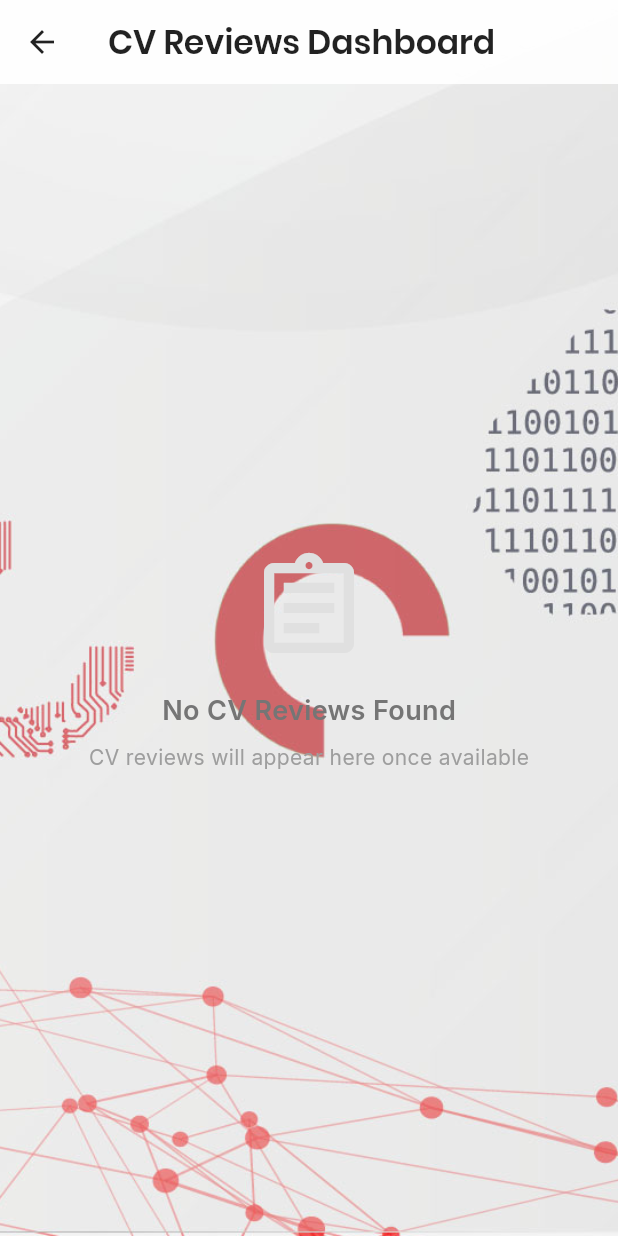
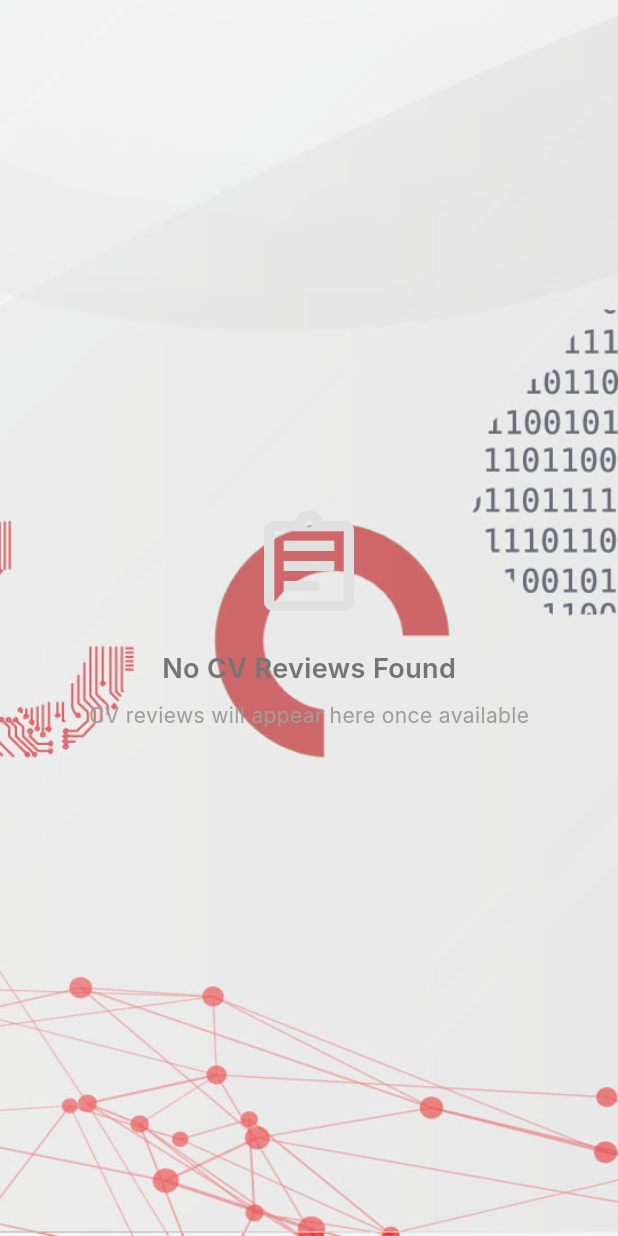
Before and after one commit to lebohangngcombolo-sys/Recruitment, a Flutter app: the CVReviewsScreen screen opened directly, on a phone screen of 412 x 824 dp. Run offline on Flutter 3.47's test engine with Material 3 defaults, Android fonts, the phone set to English and light mode, and no system bars; our stand-ins replace dio, file_picker, firebase_ai, firebase_core, flutter_secure_storage, font_awesome_flutter and 12 more; missing offline and left inert: dart:html, dart:ui_web, flutter_web_auth, webview_flutter_web; accounts and stored records are empty; network calls fail.

Commit message:
chore: update dependencies in pubspec.lock, package_config.json, and package_graph.json; enhance CV reviews screen with filtering for valid names and URLs, and refactor UI layout for better scrolling experience

```diff
--- a/khono_recruite/lib/screens/hiring_manager/cv_reviews_screen.dart
+++ b/khono_recruite/lib/screens/hiring_manager/cv_reviews_screen.dart
@@ -50,6 +50,23 @@
 
   List<Map<String, dynamic>> get displayedCVs {
     var base = showAllCVs ? allCVs : cvReviews;
+
+    // Only show users that have a full name
+    base = base
+        .where((cv) {
+          final name = cv['full_name'];
+          return name is String && name.trim().isNotEmpty;
+        })
+        .toList();
+
+    // Only show CVs with a valid uploaded URL (Cloudinary)
+    base = base
+        .where((cv) {
+          final url = cv['cv_url'];
+          if (url == null || url is! String) return false;
+          return url.trim().isNotEmpty && url.contains('cloudinary.com');
+        })
+        .toList();
 
     // Filter by search query
     if (searchQuery.isNotEmpty) {
@@ -121,24 +138,6 @@
         ),
         child: Scaffold(
           backgroundColor: Colors.transparent,
-          appBar: AppBar(
-            title: Text(
-              "CV Reviews Dashboard",
-              style: GoogleFonts.poppins(
-                fontWeight: FontWeight.w600,
-              ),
-            ),
-            backgroundColor: (themeProvider.isDarkMode
-                    ? const Color(0xFF14131E)
-                    : Colors.white)
-                .withValues(alpha: 0.9),
-            elevation: 0,
-            foregroundColor:
-                themeProvider.isDarkMode ? Colors.white : Colors.black87,
-            iconTheme: IconThemeData(
-                color:
-                    themeProvider.isDarkMode ? Colors.white : Colors.black87),
-          ),
           body: loading
               ? Center(
                   child: Column(
@@ -203,11 +202,11 @@
                             ],
                           ),
                         )
-                      : Column(
-                          crossAxisAlignment: CrossAxisAlignment.start,
-                          children: [
-                            // Header with stats and filter toggle
-                            Container(
+                      : CustomScrollView(
+                          slivers: [
+                            // Header with stats and filter toggle (scrolls with content)
+                            SliverToBoxAdapter(
+                              child: Container(
                                 padding: const EdgeInsets.all(20),
                                 decoration: BoxDecoration(
                                   color: (themeProvider.isDarkMode
@@ -501,13 +500,13 @@
                                   ],
                                 ),
                               ),
-                            const SizedBox(height: 20),
+                            ),
+                            const SliverToBoxAdapter(child: SizedBox(height: 20)),
 
-                            // Candidate CV Cards
-                            Expanded(
-                              child: ListView.builder(
-                                itemCount: displayedCVs.length,
-                                itemBuilder: (context, index) {
+                            // Candidate CV Cards (scrolls with header)
+                            SliverList(
+                              delegate: SliverChildBuilderDelegate(
+                                (context, index) {
                                   final review = displayedCVs[index];
                                   final hasScore =
                                       review.containsKey('cv_score') &&
@@ -764,6 +763,7 @@
                                     ),
                                   );
                                 },
+                                childCount: displayedCVs.length,
                               ),
                             ),
                           ],
```
Also changed, not shown: khono_recruite/pubspec.lock. Lines whose indentation alone changed are shown as unchanged.
